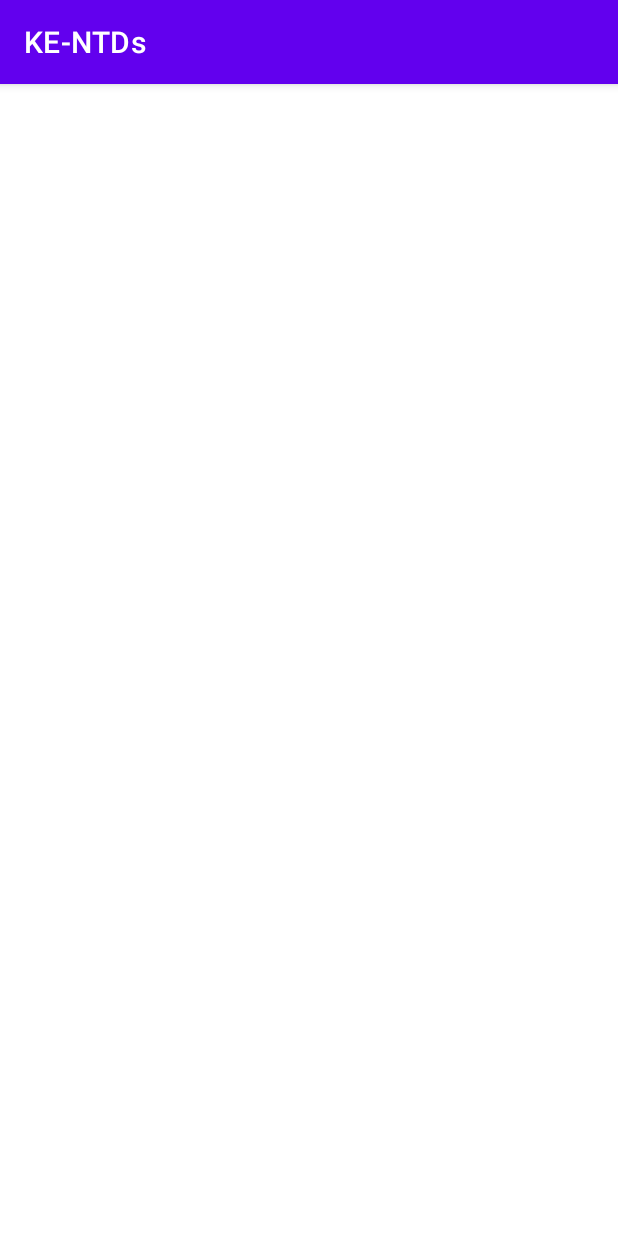
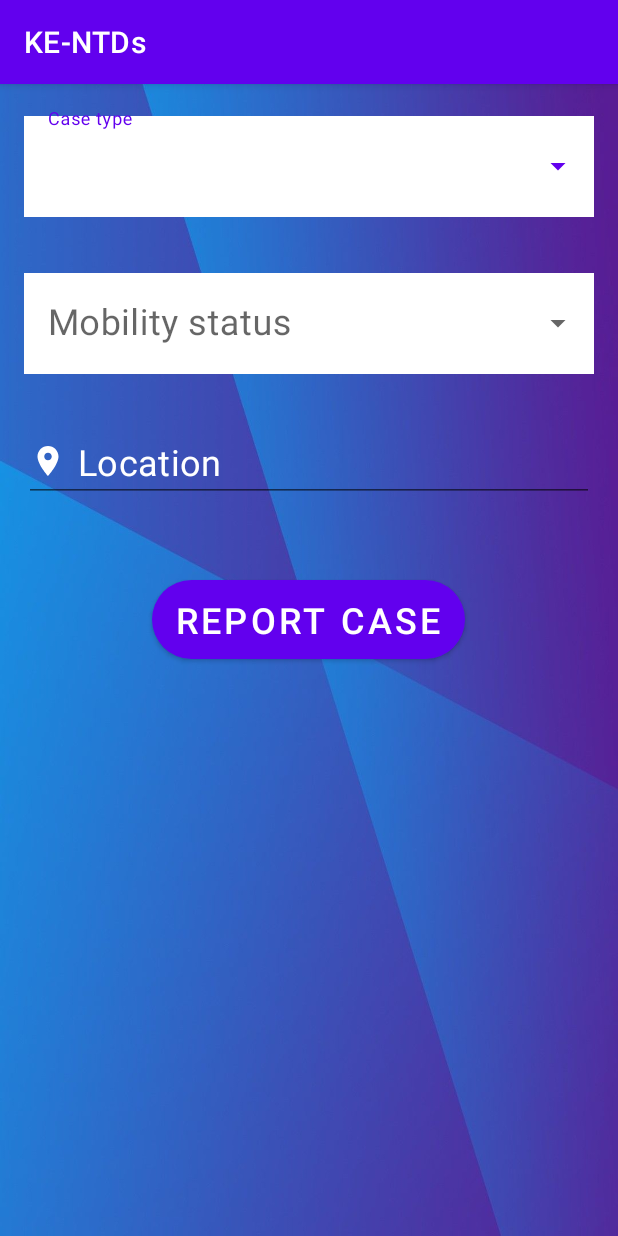
Before and after one commit to SSifa/KE-NTDs, an Android app: the fragment ReportFragment shown on its own in the app's theme, on a phone screen of 412 x 824 dp. Run offline under Robolectric (Android 15) with nearby library versions, the phone set to English and light mode, and no system bars.

Commit message:
Implemented the 'disease mobility' activity.

```diff
--- a/app/src/main/java/com/example/ke_ntds/ReportFragment.java
+++ b/app/src/main/java/com/example/ke_ntds/ReportFragment.java
@@ -7,12 +7,52 @@ import androidx.fragment.app.Fragment;
 import android.view.LayoutInflater;
 import android.view.View;
 import android.view.ViewGroup;
+import android.widget.AdapterView;
+import android.widget.ArrayAdapter;
+import android.widget.AutoCompleteTextView;
+import android.widget.Spinner;
+import android.widget.Toast;
 
 public class ReportFragment extends Fragment {
+
+    AutoCompleteTextView autoCompleteTextView, autoCompleteTextView1;
+    String[] mobilityState = {"Severe", "Moderate", "Mild"};
+    String[] caseTypes = {"Tungiasis", "Lymphatic filariasis", "Glaucoma", "Schistomiasis"};
+    ArrayAdapter<String> arrayAdapter1;
+    ArrayAdapter<String> arrayAdapter;
+    String selectedCaseType, selectedMobility;
+    ArrayAdapter<CharSequence> adapterItems;
 
     @Override
     public View onCreateView(LayoutInflater inflater, ViewGroup container,
                              Bundle savedInstanceState) {
+
+        View view = LayoutInflater.from(getContext())
+                .inflate(R.layout.fragment_report, container, false);
+
+        autoCompleteTextView = view.findViewById(R.id.auto_complete_text);
+        arrayAdapter = new ArrayAdapter<String>(this.getContext(), R.layout.case_types, mobilityState);
+        autoCompleteTextView.setAdapter(arrayAdapter);
+
+        autoCompleteTextView1 = view.findViewById(R.id.auto_complete_text1);
+        arrayAdapter1 = new ArrayAdapter<String>(this.getContext(), R.layout.case_types, caseTypes);
+        autoCompleteTextView1.setAdapter(arrayAdapter1);
+
+        autoCompleteTextView.setOnItemClickListener(new AdapterView.OnItemClickListener() {
+            @Override
+            public void onItemClick(AdapterView<?> adapterView, View view, int i, long l) {
+                selectedMobility = adapterView.getItemAtPosition(i).toString();
+                Toast.makeText(getContext(), "Item: " + selectedMobility, Toast.LENGTH_SHORT).show();
+            }
+        });
+        autoCompleteTextView1.setOnItemClickListener(new AdapterView.OnItemClickListener() {
+            @Override
+            public void onItemClick(AdapterView<?> adapterView, View view, int i, long l) {
+                selectedCaseType = adapterView.getItemAtPosition(i).toString();
+                Toast.makeText(getContext(), "Item: " + selectedCaseType, Toast.LENGTH_SHORT).show();
+            }
+        });
+
         // Inflate the layout for this fragment
         return inflater.inflate(R.layout.fragment_report, container, false);
     }
--- /dev/null
+++ b/app/src/main/res/drawable/baseline_location_on_24.xml
@@ -0,0 +1,5 @@
+<vector android:height="24dp" android:tint="@color/white"
+    android:viewportHeight="24" android:viewportWidth="24"
+    android:width="24dp" xmlns:android="http://schemas.android.com/apk/res/android">
+    <path android:fillColor="@android:color/white" android:pathData="M12,2C8.13,2 5,5.13 5,9c0,5.25 7,13 7,13s7,-7.75 7,-13c0,-3.87 -3.13,-7 -7,-7zM12,11.5c-1.38,0 -2.5,-1.12 -2.5,-2.5s1.12,-2.5 2.5,-2.5 2.5,1.12 2.5,2.5 -1.12,2.5 -2.5,2.5z"/>
+</vector>
--- a/app/src/main/res/layout/activity_register.xml
+++ b/app/src/main/res/layout/activity_register.xml
@@ -36,7 +36,7 @@
         android:layout_height="50dp"
         android:background="@drawable/input_bg"
         android:drawableStart="@drawable/ic_baseline_person_24"
-        android:drawablePadding="10dp"
+        android:drawablePadding="8dp"
         android:ems="10"
         android:hint="@string/username"
         android:inputType="textPersonName"
@@ -49,7 +49,7 @@
         android:layout_marginTop="40dp"
         android:layout_below="@+id/txtLogin"
         android:layout_centerHorizontal="true"
-        android:autofillHints="" />
+        android:autofillHints=""/>
 
     <EditText
         android:id="@+id/edtRegEmail"
@@ -57,7 +57,7 @@
         android:layout_height="50dp"
         android:background="@drawable/input_bg"
         android:drawableStart="@drawable/ic_baseline_email_24"
-        android:drawablePadding="10dp"
+        android:drawablePadding="8dp"
         android:ems="10"
         android:hint="@string/email"
         android:inputType="textEmailAddress"
@@ -78,7 +78,7 @@
         android:layout_height="50dp"
         android:background="@drawable/input_bg"
         android:drawableStart="@drawable/ic_baseline_security_24"
-        android:drawablePadding="10dp"
+        android:drawablePadding="8dp"
         android:ems="10"
         android:hint="@string/password"
         android:inputType="textPassword"
@@ -99,7 +99,7 @@
         android:layout_height="50dp"
         android:background="@drawable/input_bg"
         android:drawableStart="@drawable/ic_baseline_security_24"
-        android:drawablePadding="10dp"
+        android:drawablePadding="8dp"
         android:ems="10"
         android:hint="@string/confirm_password"
         android:inputType="textPassword"
--- /dev/null
+++ b/app/src/main/res/layout/case_types.xml
@@ -0,0 +1,10 @@
+<?xml version="1.0" encoding="utf-8"?>
+<TextView xmlns:android="http://schemas.android.com/apk/res/android"
+    android:layout_width="match_parent"
+    android:layout_height="wrap_content"
+    android:padding="16dp"
+    android:ellipsize="end"
+    android:maxLines="1"
+    android:textAppearance="?attr/textAppearanceSubtitle1">
+
+</TextView>
--- a/app/src/main/res/layout/fragment_report.xml
+++ b/app/src/main/res/layout/fragment_report.xml
@@ -1,17 +1,70 @@
 <?xml version="1.0" encoding="utf-8"?>
-<FrameLayout xmlns:android="http://schemas.android.com/apk/res/android"
+<LinearLayout xmlns:android="http://schemas.android.com/apk/res/android"
     xmlns:tools="http://schemas.android.com/tools"
     android:layout_width="match_parent"
     android:layout_height="match_parent"
-    tools:context=".ReportFragment">
+    tools:context=".ReportFragment"
+    android:background="@drawable/back2"
+    android:orientation="vertical">
 
-    <!-- TODO: Update blank fragment layout -->
-    <TextView
+    <com.google.android.material.textfield.TextInputLayout
         android:layout_width="match_parent"
-        android:layout_height="match_parent"
+        android:layout_height="wrap_content"
+        android:layout_margin="16dp"
+        android:hint="@string/case_type"
+        style="@style/Widget.MaterialComponents.TextInputLayout.OutlinedBox.ExposedDropdownMenu">
+        <AutoCompleteTextView
+            android:id="@+id/auto_complete_text1"
+            android:layout_width="match_parent"
+            android:background="@color/white"
+            android:layout_height="wrap_content"
+            android:textSize="24sp"
+            android:inputType="none"
+            tools:ignore="LabelFor" />
+
+    </com.google.android.material.textfield.TextInputLayout>
+
+    <com.google.android.material.textfield.TextInputLayout
+        android:layout_width="match_parent"
+        android:layout_height="wrap_content"
+        android:layout_margin="16dp"
+        android:hint="@string/select_mobility"
+        style="@style/Widget.MaterialComponents.TextInputLayout.OutlinedBox.ExposedDropdownMenu">
+        <AutoCompleteTextView
+            android:id="@+id/auto_complete_text"
+            android:layout_width="match_parent"
+            android:layout_height="wrap_content"
+            android:background="@color/white"
+            android:textSize="24sp"
+            android:inputType="none"
+            tools:ignore="LabelFor" />
+
+    </com.google.android.material.textfield.TextInputLayout>
+
+    <EditText
+        android:layout_width="match_parent"
+        android:layout_height="wrap_content"
+        android:layout_margin="16dp"
+        android:ellipsize="end"
+        android:maxLines="1"
+        android:textSize="24sp"
+        android:textColor="@color/white"
+        android:textColorHint="@color/white"
+        android:hint="@string/location"
+        android:drawablePadding="8dp"
+        android:drawableStart="@drawable/baseline_location_on_24"
+        android:textAppearance="?attr/textAppearanceSubtitle1"
+        android:autofillHints=""
+        android:inputType="textCapWords" />
+
+    <Button
+        android:id="@+id/btn_report_case"
+        android:layout_width="wrap_content"
+        android:layout_height="wrap_content"
+        android:background="@drawable/btn_bg"
         android:text="@string/report_case"
-        android:gravity="center"
-        android:textStyle="bold"
-        android:textColor="@color/white"/>
+        android:textSize="24sp"
+        android:layout_marginTop="36dp"
+        android:layout_gravity="center"/>
 
-</FrameLayout>
+</LinearLayout>
--- a/app/src/main/res/values/strings.xml
+++ b/app/src/main/res/values/strings.xml
@@ -20,4 +20,7 @@
     <string name="contact_experts">Contact Experts</string>
     <string name="about_ke_ntds">About KE-NTDs</string>
     <string name="meet_our_experts">Meet Our Experts</string>
+    <string name="location">Location</string>
+    <string name="case_type">Case type</string>
+    <string name="select_mobility">Mobility status</string>
 </resources>
```
